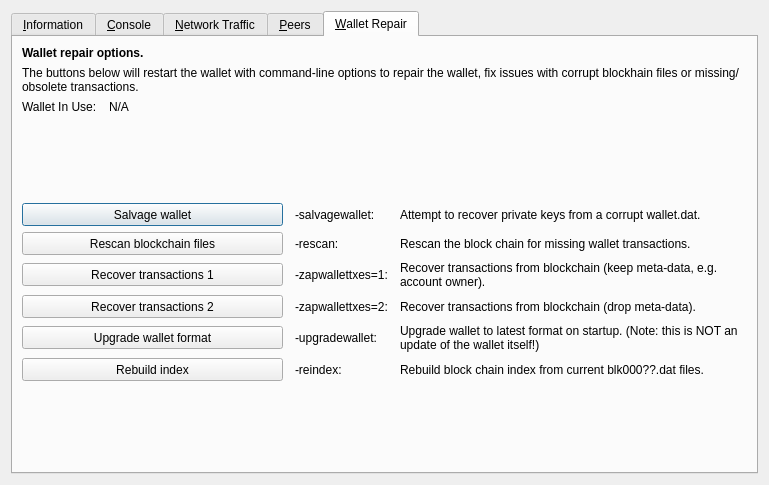
Above: src/qt/forms/rpcconsole.ui from ProxyNode/proxynode before the change. Below: the same form after it.
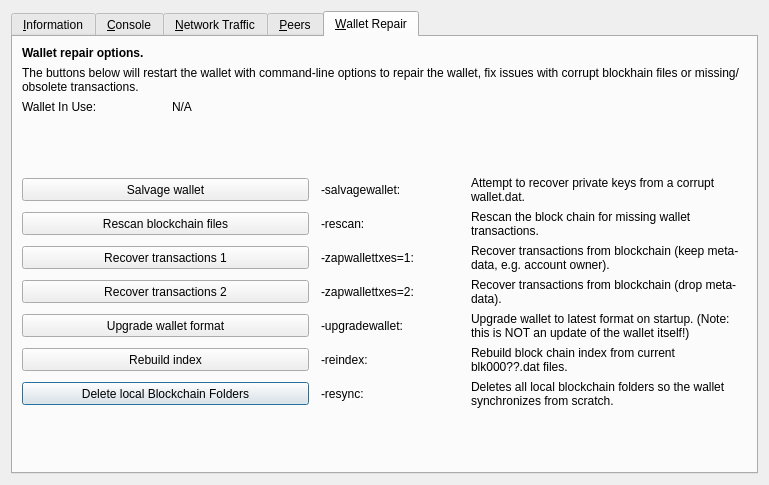
That is the form after the change. The open tabs and pages were chosen to show the change. Icons and pictures are not drawn. Custom widgets are drawn as their Qt base class.

What changed in the file:
```diff
--- a/src/qt/forms/rpcconsole.ui
+++ b/src/qt/forms/rpcconsole.ui
@@ -1068,10 +1068,23 @@
       <attribute name="title">
        <string>&amp;Wallet Repair</string>
       </attribute>
-      <layout class="QGridLayout" name="gridLayout_4" columnstretch="0,1,0,2">
+      <layout class="QGridLayout" name="gridLayout_4" columnstretch="0,0,0,0">
        <property name="horizontalSpacing">
         <number>12</number>
        </property>
+       <item row="10" column="0" colspan="2">
+        <widget class="QPushButton" name="btn_resync">
+         <property name="minimumSize">
+          <size>
+           <width>100</width>
+           <height>23</height>
+          </size>
+         </property>
+         <property name="text">
+          <string>Delete local Blockchain Folders</string>
+         </property>
+        </widget>
+       </item>
        <item row="0" column="0" colspan="4">
         <widget class="QLabel" name="label_repair_header">
          <property name="font">
@@ -1317,7 +1330,7 @@
          </property>
         </widget>
        </item>
-       <item row="10" column="0">
+       <item row="11" column="0">
         <spacer name="verticalSpacer_repair2">
          <property name="orientation">
           <enum>Qt::Vertical</enum>
@@ -1330,6 +1343,23 @@
          </property>
         </spacer>
        </item>
+       <item row="10" column="2">
+        <widget class="QLabel" name="label_repair_resync_command">
+         <property name="text">
+          <string>-resync:</string>
+         </property>
+        </widget>
+       </item>
+       <item row="10" column="3">
+        <widget class="QLabel" name="label_repair_resync">
+         <property name="text">
+          <string>Deletes all local blockchain folders so the wallet synchronizes from scratch.</string>
+         </property>
+         <property name="wordWrap">
+          <bool>true</bool>
+         </property>
+        </widget>
+       </item>
       </layout>
      </widget>
     </widget>
```
Left out of the diff: 15 changed lines with no effect on the pictures.
